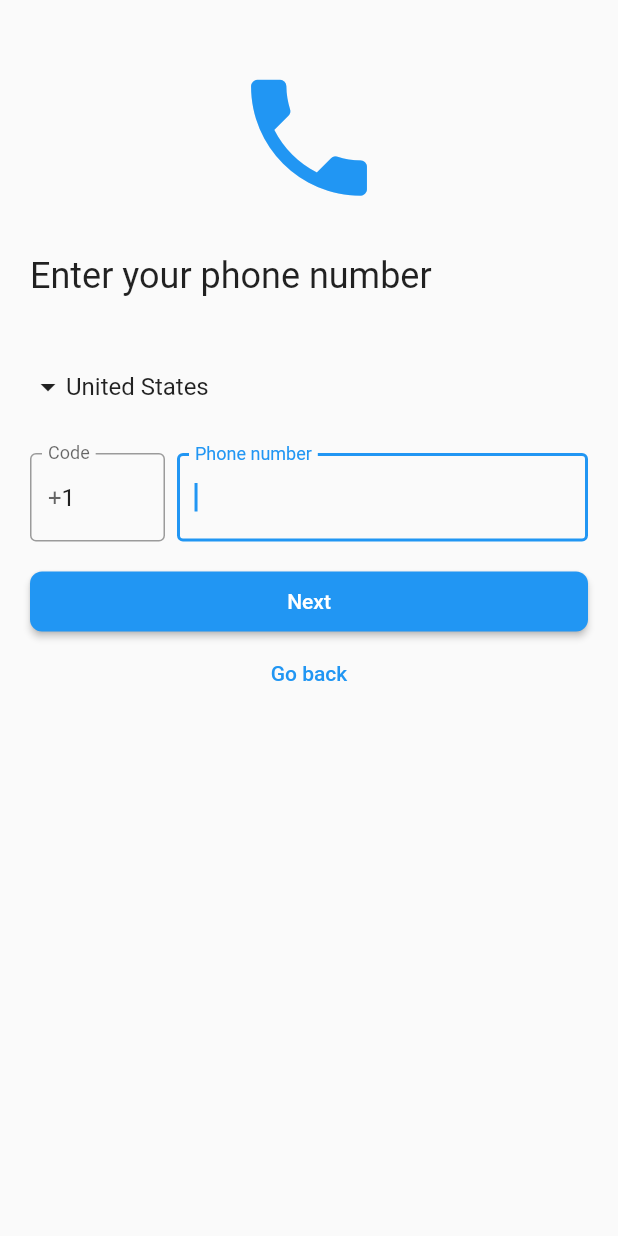
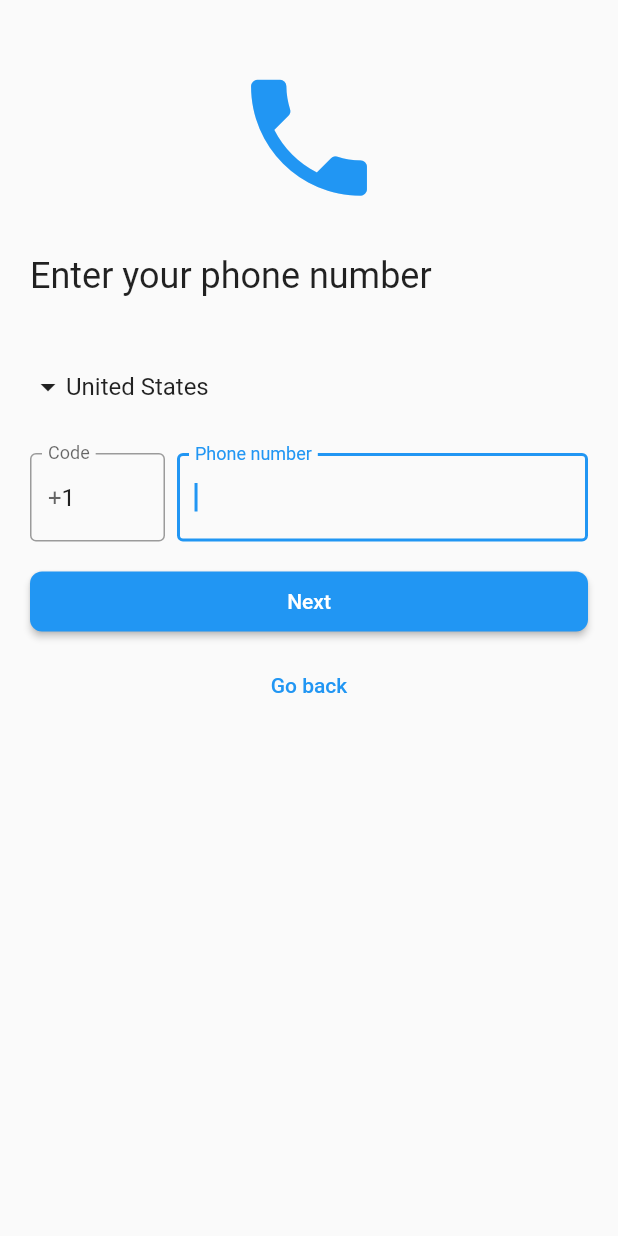
Before and after one commit to firebase/FirebaseUI-Flutter, a Flutter app: the PhoneInputScreen screen opened by its route, on a phone screen of 412 x 824 dp. Run offline on Flutter 3.47's test engine with Material 2 defaults, Android fonts, the phone set to English and light mode, and no system bars; our stand-ins replace cloud_firestore, email_validator, firebase_auth, firebase_core, firebase_database, firebase_dynamic_links and 2 more; missing offline and left inert: desktop_webview_auth, flutter_facebook_auth, twitter_login; accounts and stored records are empty; network calls fail.

Commit message:
fix(ui_auth): fix PhoneInputScreen layout (#10227)

```diff
--- a/packages/firebase_ui_auth/lib/src/screens/phone_input_screen.dart
+++ b/packages/firebase_ui_auth/lib/src/screens/phone_input_screen.dart
@@ -119,6 +119,7 @@ class PhoneInputScreen extends StatelessWidget {
           child: Padding(
             padding: const EdgeInsets.all(20),
             child: Column(
+              crossAxisAlignment: CrossAxisAlignment.stretch,
               children: [
                 PhoneInputView(
                   auth: auth,
@@ -129,6 +130,7 @@ class PhoneInputScreen extends StatelessWidget {
                   multiFactorSession: multiFactorSession,
                   mfaHint: mfaHint,
                 ),
+                const SizedBox(height: 8),
                 UniversalButton(
                   text: l.goBackButtonLabel,
                   variant: ButtonVariant.text,
--- a/packages/firebase_ui_auth/lib/src/widgets/phone_input.dart
+++ b/packages/firebase_ui_auth/lib/src/widgets/phone_input.dart
@@ -287,7 +287,9 @@ class PhoneInputState extends State<PhoneInput> {
           const SizedBox(height: 16),
           Directionality(
             textDirection: TextDirection.ltr,
+            child: IntrinsicHeight(
               child: Row(
+                crossAxisAlignment: CrossAxisAlignment.start,
                 children: [
                   SizedBox(
                     width: 90,
@@ -332,6 +334,7 @@ class PhoneInputState extends State<PhoneInput> {
                 ],
               ),
             ),
+          ),
         ],
       ),
     );
```
Lines whose indentation alone changed are shown as unchanged.
